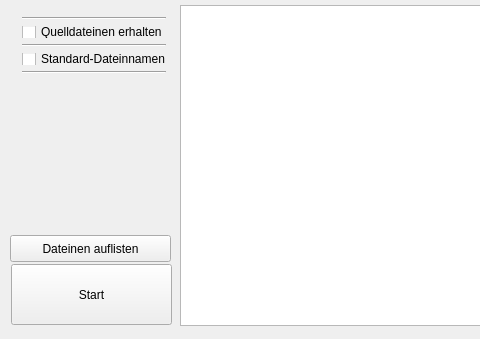
Before: the Qt Designer form mainwindow.ui in 15831944/ASCII-Assistent, drawn with Qt 5; both pictures show x 0 to 480 and y 174 to 513 of the 836 by 513 pixel window.
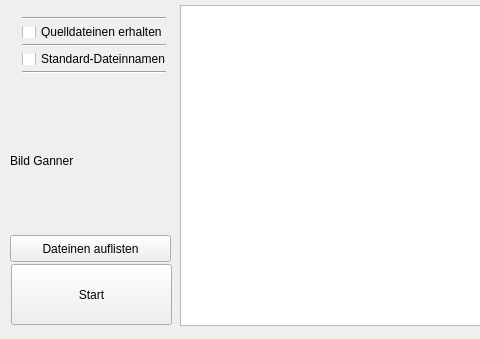
After: the same form once the commit is applied.

Commit message: Prüfung Werkstückmaße + Logobild im GUI

```diff
--- a/mainwindow.ui
+++ b/mainwindow.ui
@@ -172,6 +172,19 @@
      </item>
     </layout>
    </widget>
+   <widget class="QLabel" name="label_bild">
+    <property name="geometry">
+     <rect>
+      <x>10</x>
+      <y>250</y>
+      <width>161</width>
+      <height>131</height>
+     </rect>
+    </property>
+    <property name="text">
+     <string>Bild Ganner</string>
+    </property>
+   </widget>
   </widget>
   <widget class="QMenuBar" name="menuBar">
    <property name="geometry">
```
Left out of the diff: 2 changed lines with no effect on the pictures. The commit also changes 1 other file.
